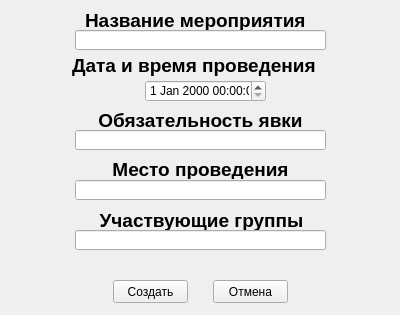
The window that addingparty.ui (belsanku/DataBaseQt) describes before a commit, drawn with Qt 5.
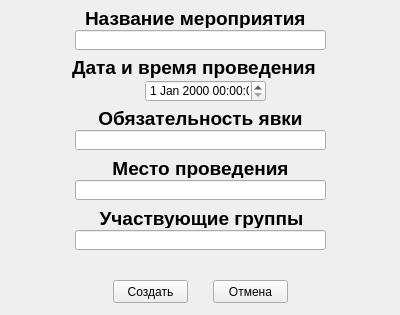
The same window after the commit. Icons and pictures are not drawn.

What changed in the file:
```diff
--- a/addingparty.ui
+++ b/addingparty.ui
@@ -97,7 +97,7 @@
    <property name="geometry">
     <rect>
      <x>85</x>
-     <y>10</y>
+     <y>8</y>
      <width>241</width>
      <height>20</height>
     </rect>
@@ -117,9 +117,9 @@
    <property name="geometry">
     <rect>
      <x>72</x>
-     <y>50</y>
+     <y>57</y>
      <width>261</width>
-     <height>31</height>
+     <height>21</height>
     </rect>
    </property>
    <property name="font">
@@ -137,7 +137,7 @@
    <property name="geometry">
     <rect>
      <x>80</x>
-     <y>110</y>
+     <y>108</y>
      <width>241</width>
      <height>20</height>
     </rect>
@@ -160,7 +160,7 @@
    <property name="geometry">
     <rect>
      <x>80</x>
-     <y>159</y>
+     <y>158</y>
      <width>241</width>
      <height>20</height>
     </rect>
@@ -183,7 +183,7 @@
    <property name="geometry">
     <rect>
      <x>76</x>
-     <y>210</y>
+     <y>208</y>
      <width>251</width>
      <height>20</height>
     </rect>
```
